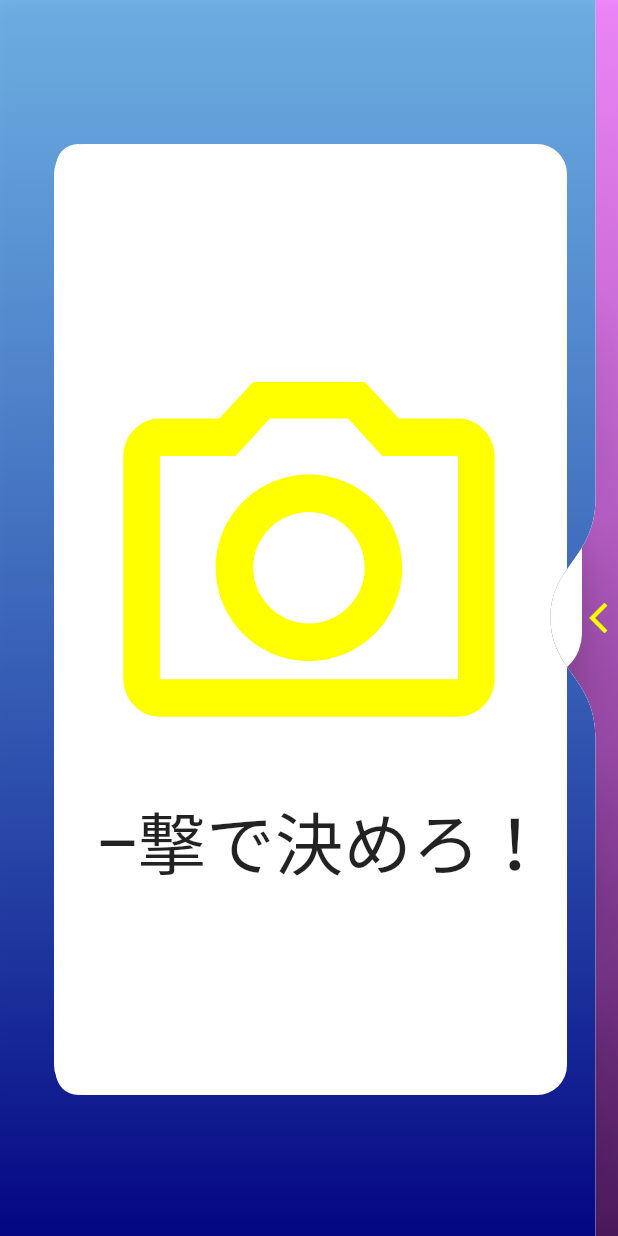
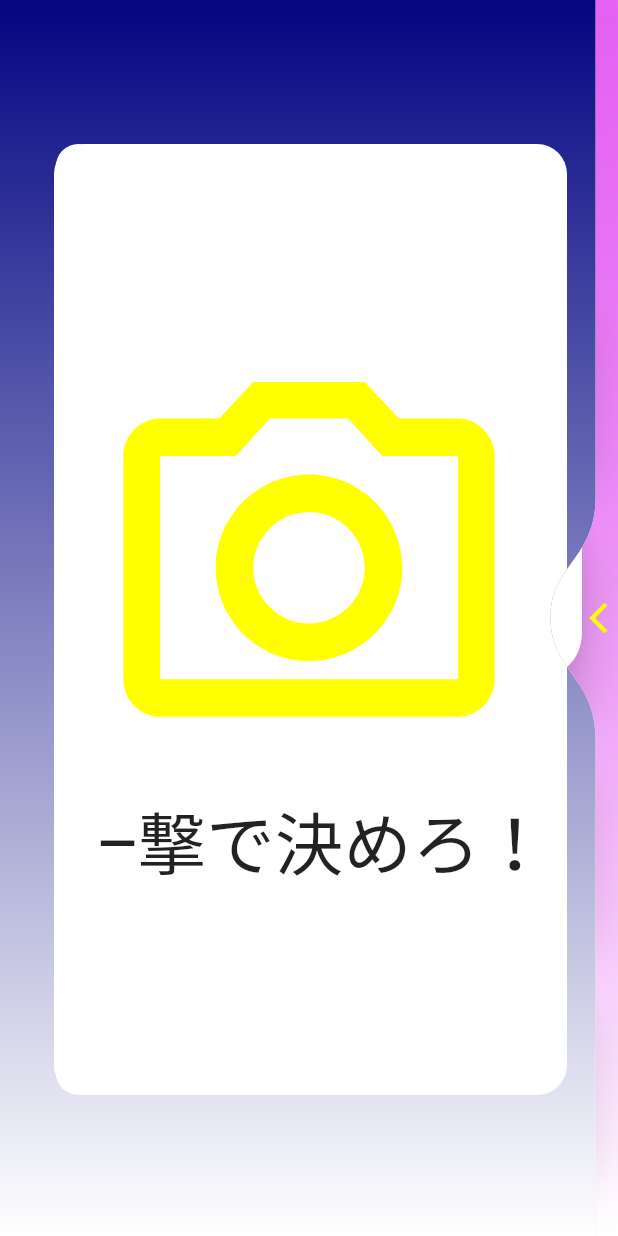
Before and after one commit to Tomohiro629/blow_shot, a Flutter app: the screen it shows once a user with an empty profile is signed in, on a phone screen of 412 x 824 dp. Run offline on Flutter 3.47's test engine with Material 2 defaults, Android fonts, the phone set to English and light mode, and no system bars; drawn by our look-alikes of liquid_swipe; our stand-ins replace cloud_firestore, firebase_auth, firebase_core, firebase_storage, flutter_riverpod, flutter_screenutil and 3 more; missing offline and left inert: flutterfire_ui; accounts and stored records are empty; Roboto replaces fonts that are missing (YujiBoku-Regular).

Commit message:
各ページの色変更

```diff
--- a/lib/app/albums_page/albums_page.dart
+++ b/lib/app/albums_page/albums_page.dart
@@ -1,4 +1,5 @@
 import 'package:blow_shot/app/albums_page/widgets/one_year.dart';
+import 'package:blow_shot/app/components/app_colors.dart';
 import 'package:flutter/material.dart';
 
 import '../components/page_back_ground.dart';
@@ -13,8 +14,8 @@ class AlbumsPage extends StatelessWidget {
       body: SingleChildScrollView(
         child: PageBackGround(
             colors: const [
-              Color.fromARGB(162, 233, 72, 251),
-              Color.fromARGB(230, 55, 1, 74)
+              Color.fromARGB(161, 222, 14, 245),
+              AppColors.secondary
             ],
             page: Column(
               mainAxisAlignment: MainAxisAlignment.spaceEvenly,
--- a/lib/app/blow_shot_page/blow_shot_page.dart
+++ b/lib/app/blow_shot_page/blow_shot_page.dart
@@ -14,10 +14,7 @@ class BlowShotPage extends StatelessWidget {
   ) {
     return Scaffold(
       body: PageBackGround(
-        colors: const [
-          Color.fromARGB(163, 35, 135, 217),
-          AppColors.accent,
-        ],
+        colors: const [AppColors.accent, AppColors.secondary],
         page: Stack(
           children: [
             Padding(
```
Also changed, not shown: lib/app/month_photos_page/month_photos_page.dart (+17 -9 lines).
